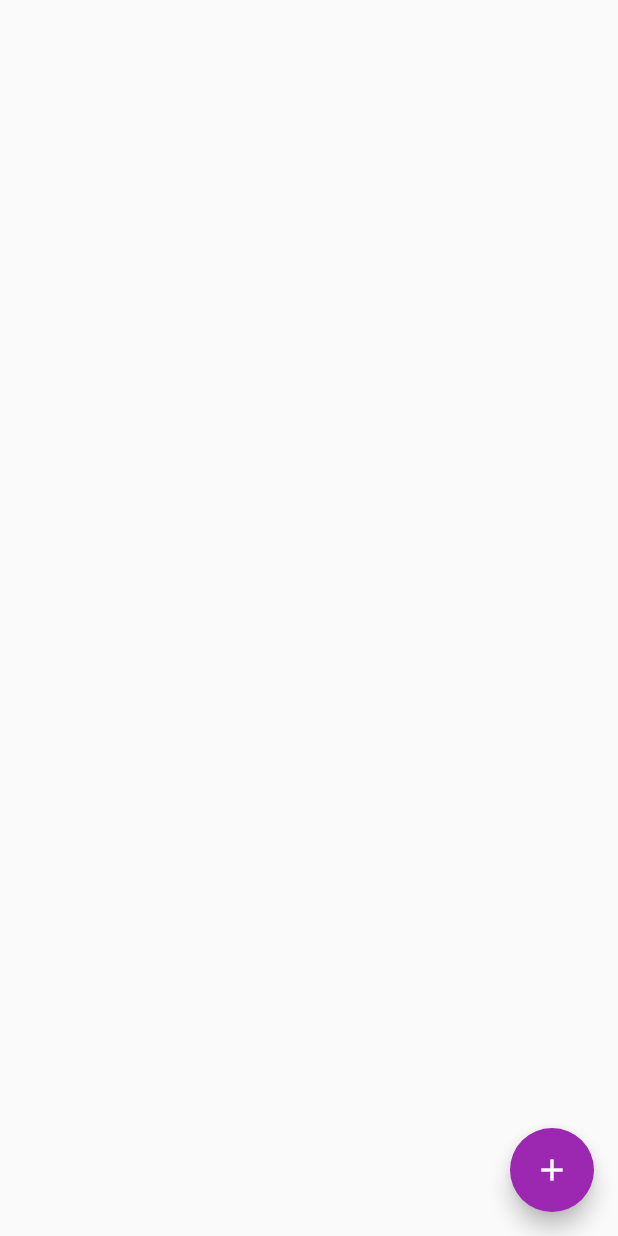
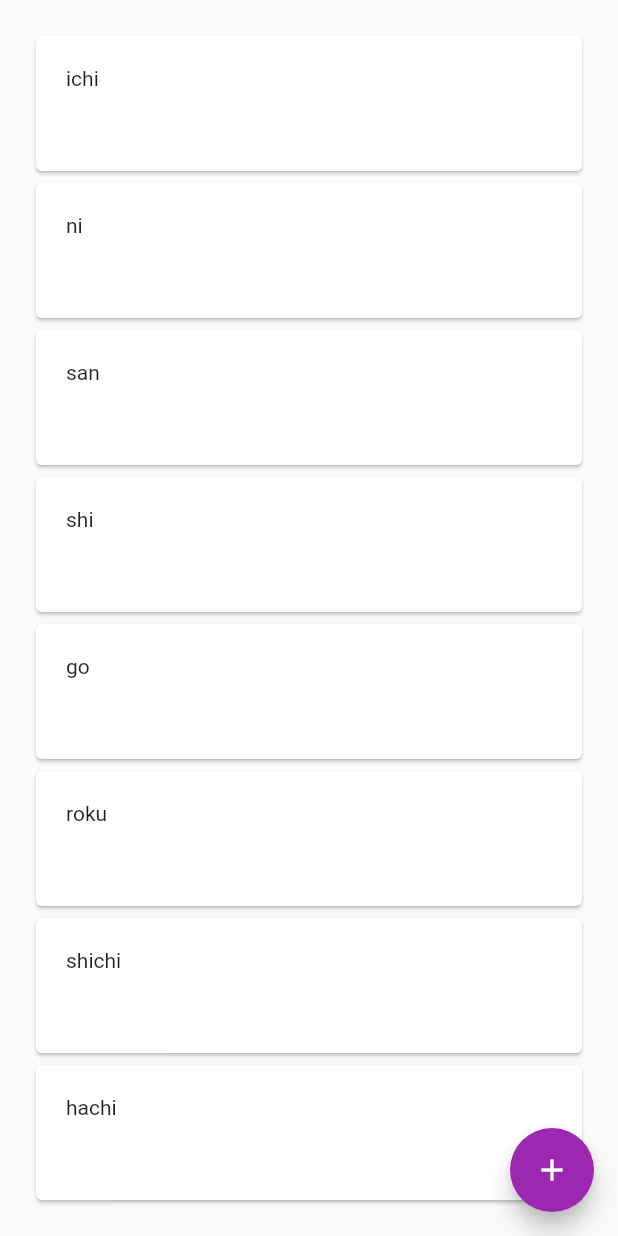
Before and after one commit to rootUJ99/habit_tracker, a Flutter app: the AddTodo screen opened by its route, after a tap on "Go back", on a phone screen of 412 x 824 dp. Run offline on Flutter 3.47's test engine with Material 2 defaults, Android fonts, the phone set to English and light mode, and no system bars; statements that could not run were skipped.

Commit message:
added firestore as a backend also added new method for routing displaying route param data WIP

```diff
--- a/lib/main.dart
+++ b/lib/main.dart
@@ -1,6 +1,7 @@
 import 'package:flutter/material.dart';
-import 'package:habbit_tracker/screens/add.dart';
-import 'package:habbit_tracker/screens/home.dart';
+// import 'package:habbit_tracker/screens/add.dart';
+// import 'package:habbit_tracker/screens/home.dart';
+import 'package:habbit_tracker/routes.dart';
 
 void main() {
   runApp(MyApp());
@@ -12,10 +13,11 @@ class MyApp extends StatelessWidget {
   Widget build(BuildContext context) {
     return MaterialApp(
       initialRoute: '/',
-      routes: {
-        '/': (context) => MyHomePage(),
-        '/add': (context) => AddTodo(),
-      },
+      // routes: {
+      //   '/': (context) => MyHomePage(),
+      //   '/add': (context) => AddTodo(),
+      // },
+      onGenerateRoute: RouteGenerator.generateRoute,
       debugShowCheckedModeBanner: false,
       title: 'Habit Tracker',
       theme: ThemeData(
--- /dev/null
+++ b/lib/routes.dart
@@ -0,0 +1,43 @@
+import 'package:flutter/material.dart';
+import 'package:habbit_tracker/screens/add.dart';
+import 'package:habbit_tracker/screens/home.dart';
+
+class RouteGenerator {
+  static Route<dynamic> generateRoute(RouteSettings settings) {
+    // Getting arguments passed in while calling Navigator.pushNamed
+    final args = settings.arguments;
+
+    switch (settings.name) {
+      case '/add':
+        return MaterialPageRoute(builder: (_) => AddTodo());
+      case '/':
+        // Validation of correct data type
+        if (args is List) {
+          return MaterialPageRoute(
+            builder: (_) => MyHomePage(
+              data: args,
+            ),
+          );
+        }
+        // If args is not of the correct type, return an error page.
+        // You can also throw an exception while in development.
+        return _errorRoute();
+      default:
+        // If there is no such named route in the switch statement, e.g. /third
+        return _errorRoute();
+    }
+  }
+
+  static Route<dynamic> _errorRoute() {
+    return MaterialPageRoute(builder: (_) {
+      return Scaffold(
+        appBar: AppBar(
+          title: Text('Error'),
+        ),
+        body: Center(
+          child: Text('ERROR'),
+        ),
+      );
+    });
+  }
+}
--- a/lib/screens/add.dart
+++ b/lib/screens/add.dart
@@ -15,7 +15,7 @@ class _AddTodoState extends State<AddTodo> {
   }
 
   void _goBack() {
-    Navigator.pushNamed(context, '/', arguments: {'todos': _todos});
+    Navigator.pushNamed(context, '/', arguments: _todos);
   }
 
   @override
--- a/lib/screens/home.dart
+++ b/lib/screens/home.dart
@@ -1,6 +1,10 @@
 import 'package:flutter/material.dart';
 
 class MyHomePage extends StatefulWidget {
+  MyHomePage({
+    @required this.data,
+  });
+  final List data;
   @override
   _MyHomePageState createState() => _MyHomePageState();
 }
@@ -8,6 +12,18 @@ class MyHomePage extends StatefulWidget {
 class _MyHomePageState extends State<MyHomePage> {
   Map args = {};
   List _todos = [];
+  List data1 = <String>[
+    'ichi',
+    'ni',
+    'san',
+    'shi',
+    'go',
+    'roku',
+    'shichi',
+    'hachi',
+    'ku',
+    'ju',
+  ];
   void _incrementCounter() {
     Navigator.pushNamed(context, '/add');
     // setState(() {
@@ -16,28 +32,39 @@ class _MyHomePageState extends State<MyHomePage> {
     // });
   }
 
-  @override
-  void initState() {
-    super.initState();
-    print("yo => ${args['todos']}");
-    setState(() {
-      _todos.add(args['todos']);
-    });
-  }
+  // @override
+  // void initState() {
+  //   super.initState();
+  //   print("yo => ${args['todos']}");
+  //   setState(() {
+  //     _todos.add(args['todos']);
+  //   });
+  // }
 
   @override
   Widget build(BuildContext context) {
-    args = args.isNotEmpty ? args : ModalRoute.of(context).settings.arguments;
-    print("yo => ${args['todos']}");
+    print("yo => ${data}");
     return Scaffold(
       body: Center(
-        child: Column(
-          mainAxisAlignment: MainAxisAlignment.center,
-          children: <Widget>[
-            // ListView(
-            //   children: <Widget>[],
-            // )
-          ],
+        child: Container(
+          margin: EdgeInsets.all(20.0),
+          // mainAxisAlignment: MainAxisAlignment.center,
+          child: (ListView(
+            children: <Widget>[
+              // args['todos'] != null?
+              Column(
+                  children: data1
+                      .map<Widget>((item) => Card(
+                              child: Container(
+                            margin: EdgeInsets.all(20.0),
+                            child: new Text(item),
+                            width: MediaQuery.of(context).size.width * 0.8,
+                            height: 50,
+                          )))
+                      .toList())
+              // : const Text('Empty'),
+            ],
+          )),
         ),
       ),
       floatingActionButton: FloatingActionButton(
--- a/pubspec.yaml
+++ b/pubspec.yaml
@@ -28,6 +28,9 @@ dependencies:
   # The following adds the Cupertino Icons font to your application.
   # Use with the CupertinoIcons class for iOS style icons.
   cupertino_icons: ^0.1.3
+  cloud_firestore: ^0.13.7
+  firebase_auth: ^0.16.1
+
 
 dev_dependencies:
   flutter_test:
```
Also changed, not shown: pubspec.lock, 4 other files.
